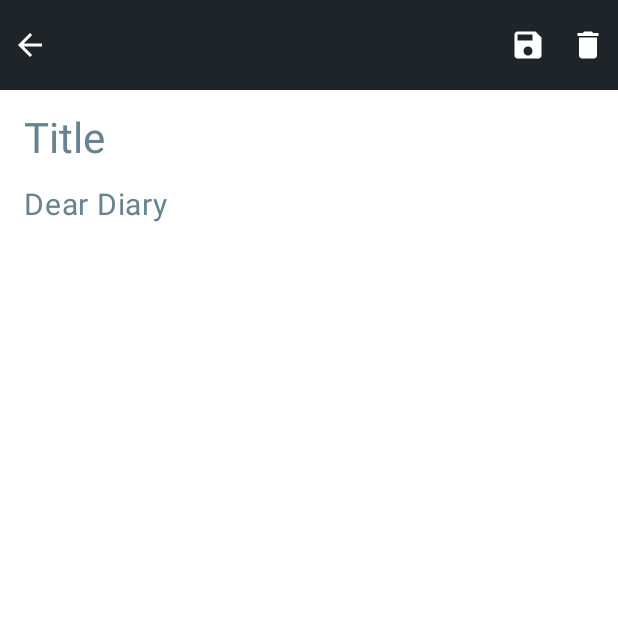
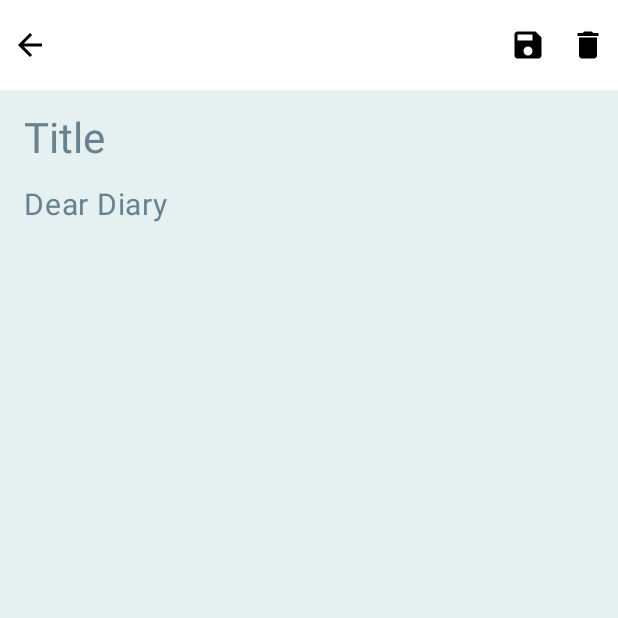
Before and after one commit to idnullZ/MyDiary, an Android app built with Jetpack Compose: the composable AddEditScreen shown on its own in the app's theme, on a phone screen of 412 x 824 dp, the top half of it. Run offline under Robolectric (Android 15) with nearby library versions, the phone set to English and light mode, and no system bars; our stand-ins replace Dagger/Hilt's generated code, Room's generated code.

Commit message:
fix color

```diff
--- a/app/src/main/java/idnull/z/mydiary/ui/add_edit_screen/AddEditScreen.kt
+++ b/app/src/main/java/idnull/z/mydiary/ui/add_edit_screen/AddEditScreen.kt
@@ -44,7 +44,7 @@ fun AddEditScreen(
                 Column(
                     modifier = Modifier
                         .fillMaxSize()
-                        .background(MaterialTheme.colors.background)
+                        .background(MaterialTheme.colors.surface)
                         .padding(16.dp)
 
                 ) {
--- a/app/src/main/java/idnull/z/mydiary/ui/add_edit_screen/components/ToolBar.kt
+++ b/app/src/main/java/idnull/z/mydiary/ui/add_edit_screen/components/ToolBar.kt
@@ -4,6 +4,7 @@ import androidx.compose.foundation.background
 import androidx.compose.foundation.clickable
 import androidx.compose.foundation.layout.*
 import androidx.compose.material.Icon
+import androidx.compose.material.MaterialTheme
 import androidx.compose.material.icons.Icons
 import androidx.compose.material.icons.filled.ArrowBack
 import androidx.compose.material.icons.filled.Delete
@@ -26,14 +27,14 @@ fun ToolBar(navController: NavController, viewModel: AddEditScreenViewModel) {
         modifier = Modifier
             .height(60.dp)
             .fillMaxWidth()
-            .background(color = Color(0xff1f2428))
+            .background(color = MaterialTheme.colors.primary)
     ) {
         Icon(imageVector = Icons.Default.ArrowBack, contentDescription = "ArrowBack",
 
             modifier = Modifier
                 .clickable { navController.navigateUp() }
                 .padding(horizontal = 8.dp),
-            tint = Color.White
+            tint =  MaterialTheme.colors.onBackground
 
         )
         Row(
@@ -42,7 +43,6 @@ fun ToolBar(navController: NavController, viewModel: AddEditScreenViewModel) {
             modifier = Modifier
                 .height(44.dp)
                 .fillMaxWidth()
-                .background(color = Color(0xff1f2428))
         ) {
             Icon(imageVector = Icons.Default.Save, contentDescription = "save button",
                 modifier = Modifier
@@ -50,7 +50,7 @@ fun ToolBar(navController: NavController, viewModel: AddEditScreenViewModel) {
                         viewModel.obtainEvent(AddEditScreenEvent.SaveDiary)
                     }
                     .padding(horizontal = 8.dp),
-                tint = Color.White)
+                tint = MaterialTheme.colors.onBackground)
 
 
 
@@ -60,7 +60,7 @@ fun ToolBar(navController: NavController, viewModel: AddEditScreenViewModel) {
                         viewModel.obtainEvent(AddEditScreenEvent.DeleteDiary)
                     }
                     .padding(horizontal = 8.dp),
-                tint = Color.White)
+                tint = MaterialTheme.colors.onBackground)
         }
     }
 }
--- a/app/src/main/java/idnull/z/mydiary/ui/code_screen/CodeScreen.kt
+++ b/app/src/main/java/idnull/z/mydiary/ui/code_screen/CodeScreen.kt
@@ -72,4 +72,10 @@ fun CodeScreen(
             }
         }
     }
+
+
+    LaunchedEffect(key1 = Unit){
+
+        viewModel.init()
+    }
 }
--- a/app/src/main/java/idnull/z/mydiary/ui/diary_list_screen/components/DiaryListItem.kt
+++ b/app/src/main/java/idnull/z/mydiary/ui/diary_list_screen/components/DiaryListItem.kt
@@ -26,7 +26,7 @@ fun DiaryListItem(diary: Diary, modifier: Modifier = Modifier) {
             .padding(horizontal = 12.dp, vertical = 6.dp),
         shape = RoundedCornerShape(6.dp),
         elevation = 6.dp,
-        backgroundColor = MaterialTheme.colors.primary,
+        backgroundColor = MaterialTheme.colors.background,
 
         ) {
         Column(
--- a/app/src/main/java/idnull/z/mydiary/ui/theme/Color.kt
+++ b/app/src/main/java/idnull/z/mydiary/ui/theme/Color.kt
@@ -8,4 +8,6 @@ val Purple700 = Color(0xFF3700B3)
 val Teal200 = Color(0xFF03DAC5)
 val myBackground = Color(0xff2d3c43)
 val myWhite = Color(0xFFE5F1F1)
+
 val darkToolbarBackground = Color(0xff1f2428)
+val dayToolbarBackground = Color(0xFFFFFFFF)
--- a/app/src/main/java/idnull/z/mydiary/ui/theme/Theme.kt
+++ b/app/src/main/java/idnull/z/mydiary/ui/theme/Theme.kt
@@ -19,7 +19,7 @@ private val DarkColorPalette = darkColors(
 )
 
 private val LightColorPalette = lightColors(
-    primary = myWhite,
+    primary = dayToolbarBackground,
     primaryVariant = Purple700,
     secondary = Teal200,
     background = Color.White,
```
Also changed, not shown: app/src/main/java/idnull/z/mydiary/ui/code_screen/CodeScreenViewModel.kt (+7 -4 lines), app/src/main/java/idnull/z/mydiary/ui/diary_list_screen/DiaryListScreen.kt (+5 -3 lines), app/src/main/java/idnull/z/mydiary/ui/diary_list_screen/components/DairyToolbar.kt (+4 -7 lines).
